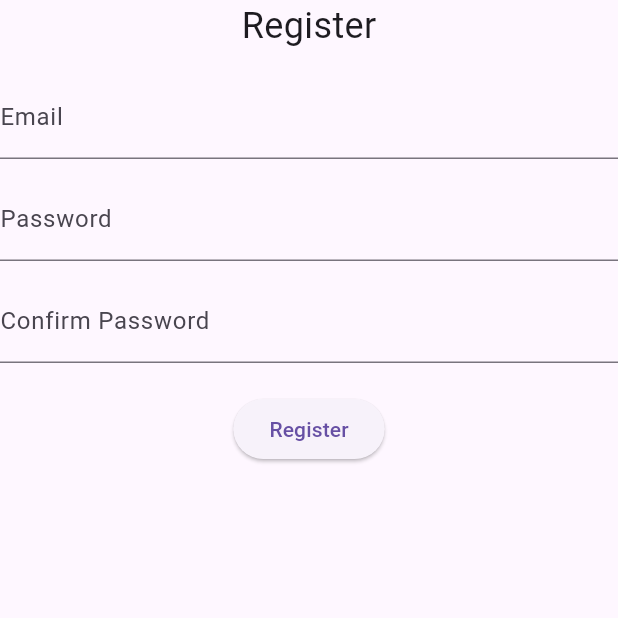
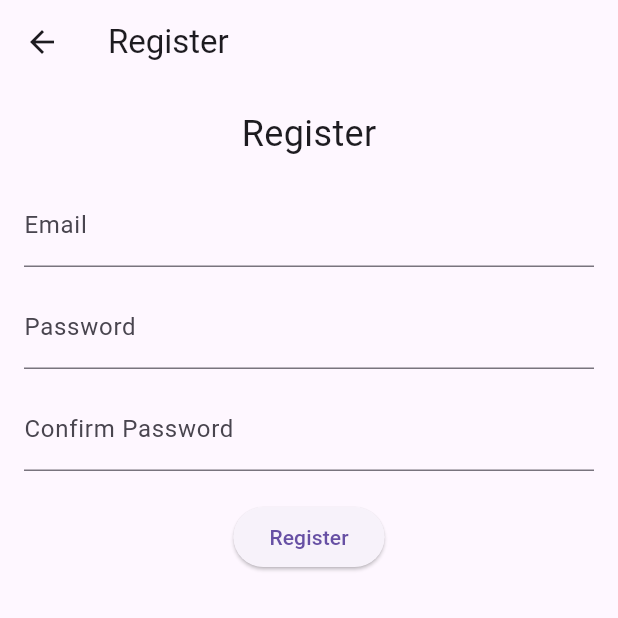
Before and after one commit to josephaycock/golf_app, a Flutter app: the RegisterWidget screen opened directly, on a phone screen of 412 x 824 dp, the top half of it. Run offline on Flutter 3.47's test engine with Material 3 defaults, Android fonts, the phone set to English and light mode, and no system bars; our stand-ins replace cloud_firestore, firebase_auth, firebase_core; accounts and stored records are empty.

```diff
--- a/lib/frontend/screens/register.dart
+++ b/lib/frontend/screens/register.dart
@@ -23,17 +23,30 @@ class _RegisterWidgetState extends State<RegisterWidget> {
   }
 
   @override
+  void dispose() {
+    _emailController.dispose();
+    _passwordController.dispose();
+    _confirmPasswordController.dispose();
+    super.dispose();
+  }
+
+  @override
   Widget build(BuildContext context) {
-    return Form(
+    return Scaffold(
+      appBar: AppBar(title: const Text('Register')),
+      body: Padding(
+        padding: const EdgeInsets.all(16.0),
+        child: Form(
           key: _formKey,
+          child: SingleChildScrollView(
             child: Column(
               mainAxisSize: MainAxisSize.min,
               children: [
-          Text("Register", style: TextStyle(fontSize: 24)),
-          SizedBox(height: 16),
+                const Text("Register", style: TextStyle(fontSize: 24)),
+                const SizedBox(height: 16),
                 TextFormField(
                   controller: _emailController,
-            decoration: InputDecoration(labelText: 'Email'),
+                  decoration: const InputDecoration(labelText: 'Email'),
                   keyboardType: TextInputType.emailAddress,
                   validator: (value) {
                     if (value == null || value.isEmpty) return 'Enter your email';
@@ -41,10 +54,10 @@ class _RegisterWidgetState extends State<RegisterWidget> {
                     return null;
                   },
                 ),
-          SizedBox(height: 12),
+                const SizedBox(height: 12),
                 TextFormField(
                   controller: _passwordController,
-            decoration: InputDecoration(labelText: 'Password'),
+                  decoration: const InputDecoration(labelText: 'Password'),
                   obscureText: true,
                   validator: (value) {
                     if (value == null || value.isEmpty) return 'Enter your password';
@@ -52,22 +65,25 @@ class _RegisterWidgetState extends State<RegisterWidget> {
                     return null;
                   },
                 ),
-          SizedBox(height: 12),
+                const SizedBox(height: 12),
                 TextFormField(
                   controller: _confirmPasswordController,
-            decoration: InputDecoration(labelText: 'Confirm Password'),
+                  decoration: const InputDecoration(labelText: 'Confirm Password'),
                   obscureText: true,
                   validator: (value) {
                     if (value != _passwordController.text) return 'Passwords do not match';
                     return null;
                   },
                 ),
-          SizedBox(height: 20),
+                const SizedBox(height: 20),
                 ElevatedButton(
                   onPressed: _register,
-            child: Text('Register'),
+                  child: const Text('Register'),
                 ),
               ],
+            ),
+          ),
+        ),
       ),
     );
   }
```
Lines whose indentation alone changed are shown as unchanged.
